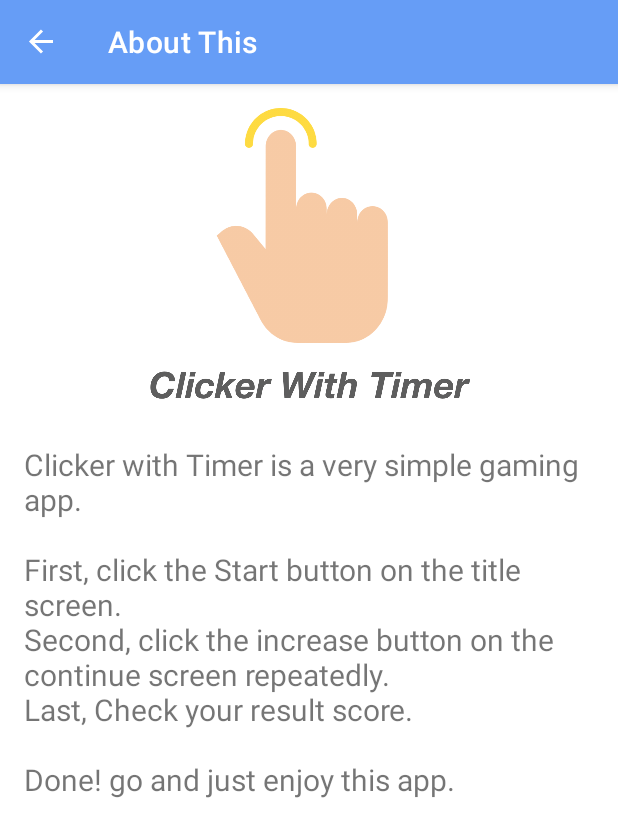
After one commit to code1iners/clicker-with-timer-android, an Android app: the AboutFragment screen opened through its navigation route, on a phone screen of 412 x 824 dp. The commit adds this screen. Shown: the top 837 px of the screen. Run offline under Robolectric (Android 15) with nearby library versions, the phone set to English and light mode, and no system bars; our stand-ins replace Timber, data binding, navigation-ui; 1 statement that could not run was skipped.

Commit message:
Added AboutFragment

```diff
--- /dev/null
+++ b/app/src/main/java/com/codeliner/clickerwithtimer/abouts/AboutFragment.kt
@@ -0,0 +1,20 @@
+package com.codeliner.clickerwithtimer.abouts
+
+import android.os.Bundle
+import android.view.LayoutInflater
+import android.view.View
+import android.view.ViewGroup
+import androidx.fragment.app.Fragment
+import com.codeliner.clickerwithtimer.R
+
+class AboutFragment: Fragment() {
+    override fun onCreateView(
+        inflater: LayoutInflater,
+        container: ViewGroup?,
+        savedInstanceState: Bundle?
+    ): View? {
+        return inflater.inflate(R.layout.fragment_about, container, false)
+    }
+
+
+}
--- a/app/src/main/java/com/codeliner/clickerwithtimer/titles/TitleFragment.kt
+++ b/app/src/main/java/com/codeliner/clickerwithtimer/titles/TitleFragment.kt
@@ -9,6 +9,8 @@ import androidx.fragment.app.Fragment
 import androidx.lifecycle.Observer
 import androidx.lifecycle.ViewModelProvider
 import androidx.navigation.Navigation
+import androidx.navigation.findNavController
+import androidx.navigation.ui.NavigationUI
 import com.codeliner.clickerwithtimer.MainViewModel
 import com.codeliner.clickerwithtimer.R
 import com.codeliner.clickerwithtimer.clicks.ClickViewModel
@@ -59,6 +61,6 @@ class TitleFragment: Fragment() {
     }
 
     override fun onOptionsItemSelected(item: MenuItem): Boolean {
-        return super.onOptionsItemSelected(item)
+        return NavigationUI.onNavDestinationSelected(item, requireView().findNavController()) || super.onOptionsItemSelected(item)
     }
 }
--- /dev/null
+++ b/app/src/main/res/layout/fragment_about.xml
@@ -0,0 +1,49 @@
+<?xml version="1.0" encoding="utf-8"?>
+<ScrollView xmlns:android="http://schemas.android.com/apk/res/android"
+    xmlns:app="http://schemas.android.com/apk/res-auto"
+    android:fillViewport="false"
+    android:layout_width="match_parent"
+    android:layout_height="match_parent">
+
+    <androidx.constraintlayout.widget.ConstraintLayout
+        android:layout_width="match_parent"
+        android:layout_height="wrap_content">
+
+        <ImageView
+            android:id="@+id/fragmentAbout_img"
+            android:layout_margin="@dimen/spacing_m"
+            app:layout_constraintStart_toStartOf="parent"
+            app:layout_constraintTop_toTopOf="parent"
+            app:layout_constraintEnd_toEndOf="parent"
+            app:srcCompat="@drawable/about_img_001"
+            android:layout_width="0dp"
+            android:layout_height="200dp"/>
+
+        <TextView
+            android:layout_width="0dp"
+            android:layout_height="wrap_content"
+            android:text="@string/about_text"
+            android:textSize="20sp"
+            android:layout_marginTop="@dimen/spacing_l"
+            app:layout_constraintStart_toStartOf="@id/fragmentAbout_guide_start"
+            app:layout_constraintTop_toBottomOf="@+id/fragmentAbout_img"
+            app:layout_constraintEnd_toEndOf="@+id/fragmentAbout_guide_end"/>
+
+        <androidx.constraintlayout.widget.Guideline
+            android:id="@+id/fragmentAbout_guide_start"
+            app:layout_constraintGuide_begin="@dimen/spacing_m"
+            android:orientation="vertical"
+            android:layout_width="wrap_content"
+            android:layout_height="wrap_content"/>
+
+        <androidx.constraintlayout.widget.Guideline
+            android:id="@+id/fragmentAbout_guide_end"
+            app:layout_constraintGuide_end="@dimen/spacing_m"
+            android:orientation="vertical"
+            android:layout_width="wrap_content"
+            android:layout_height="wrap_content"/>
+
+
+    </androidx.constraintlayout.widget.ConstraintLayout>
+
+</ScrollView>
--- a/app/src/main/res/menu/overflow_menu.xml
+++ b/app/src/main/res/menu/overflow_menu.xml
@@ -1,6 +1,6 @@
 <?xml version="1.0" encoding="utf-8"?>
 <menu xmlns:android="http://schemas.android.com/apk/res/android">
     <item
-        android:id="@+id/testMenu"
-        android:title="Test" />
+        android:id="@+id/aboutFragment"
+        android:title="@string/about" />
 </menu>
--- a/app/src/main/res/navigation/navigation.xml
+++ b/app/src/main/res/navigation/navigation.xml
@@ -8,7 +8,7 @@
     <fragment
         android:id="@+id/titleFragment"
         android:name="com.codeliner.clickerwithtimer.titles.TitleFragment"
-        android:label="Title"
+        android:label="@string/nav_label_title"
         tools:layout="@layout/fragment_title">
         <action
             android:id="@+id/action_titleFragment_to_clickFragment"
@@ -17,7 +17,7 @@
     <fragment
         android:id="@+id/clickFragment"
         android:name="com.codeliner.clickerwithtimer.clicks.ClickFragment"
-        android:label="clickFragment"
+        android:label="@string/nav_label_click"
         tools:layout="@layout/fragment_click">
         <action
             android:id="@+id/action_clickFragment_to_scoreFragment"
@@ -28,7 +28,7 @@
     <fragment
         android:id="@+id/scoreFragment"
         android:name="com.codeliner.clickerwithtimer.scores.ScoreFragment"
-        android:label="ScoreFragment"
+        android:label="@string/nav_label_score"
         tools:layout="@layout/fragment_score">
         <argument
             android:name="score"
@@ -39,4 +39,9 @@
             app:destination="@id/clickFragment"
             app:popUpTo="@id/titleFragment" />
     </fragment>
+    <fragment
+        android:id="@+id/aboutFragment"
+        android:name="com.codeliner.clickerwithtimer.abouts.AboutFragment"
+        android:label="@string/nav_label_about"
+        tools:layout="@layout/fragment_about"/>
 </navigation>
--- a/app/src/main/res/values/strings.xml
+++ b/app/src/main/res/values/strings.xml
@@ -7,4 +7,10 @@
     <string name="start_button">START</string>
     <string name="value_result_score">Result Score: %d</string>
     <string name="play_again_button">Play Again</string>
+    <string name="about_text">Clicker with Timer is a very simple gaming app.\n\nFirst, click the Start button on the title screen.\nSecond, click the increase button on the continue screen repeatedly.\nLast, Check your result score.\n\nDone! go and just enjoy this app.</string>
+    <string name="about">About</string>
+    <string name="nav_label_about">About This</string>
+    <string name="nav_label_score">Result Score</string>
+    <string name="nav_label_click">Go Click!</string>
+    <string name="nav_label_title">Title Screen</string>
 </resources>
```
Also changed, not shown: app/src/main/res/drawable-v24/about_img_001.png (added).
